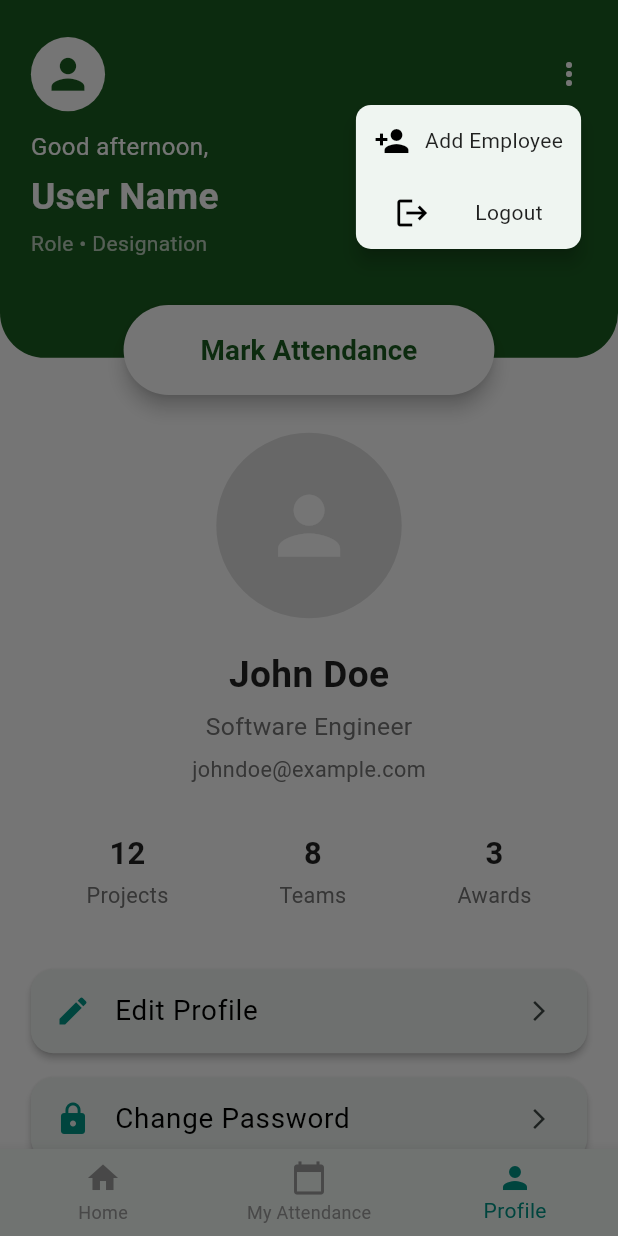
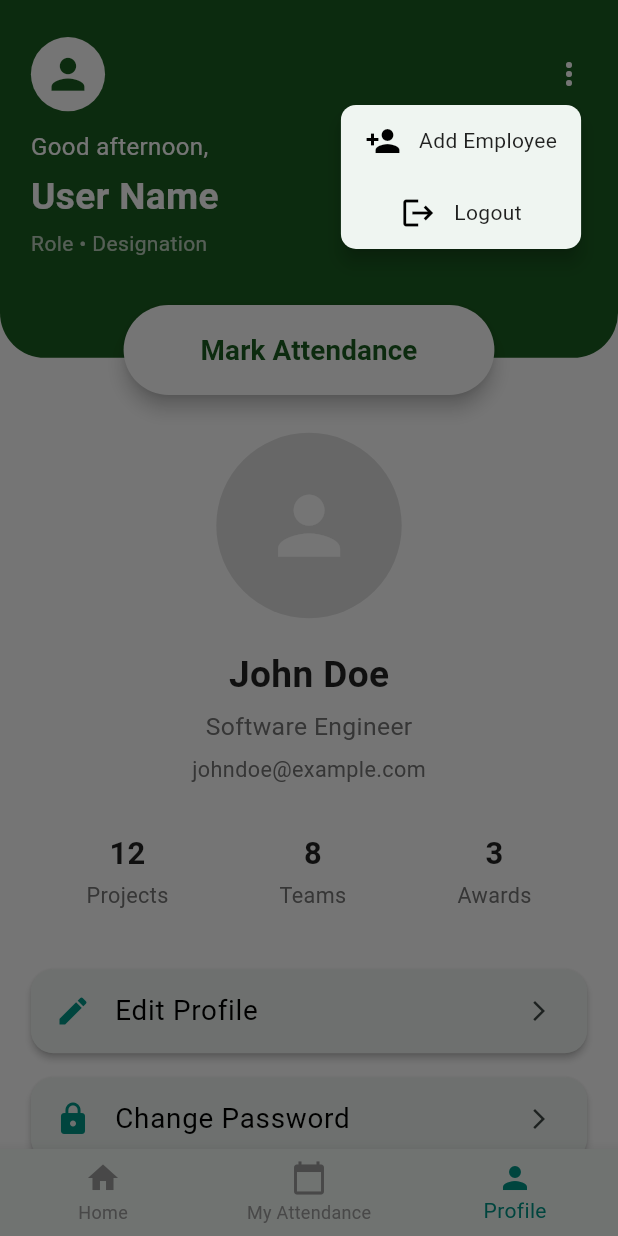
Before and after one commit to kumodd/smis_attendance_tracker, a Flutter app: the HomeView screen opened by its route, item 3 of the bottom bar chosen, after a tap on the "more vert" icon, on a phone screen of 412 x 824 dp. Run offline on Flutter 3.47's test engine with Material 3 defaults, Android fonts, the light colour scheme and no system bars; our stand-ins replace dio, geolocator, get, get_storage, logger, table_calendar; accounts and stored records are empty; network calls fail.

Commit message:
SOme fixes

```diff
--- a/lib/core/dio_client.dart
+++ b/lib/core/dio_client.dart
@@ -123,6 +123,7 @@ class ApiClient {
 
         AppLogger.i("🔑 Token refreshed successfully");
         return true;
+
       } else {
         AppLogger.e("⚠️ Refresh failed: ${response.data}");
       }
--- a/lib/features/home/home_controller.dart
+++ b/lib/features/home/home_controller.dart
@@ -50,6 +50,8 @@ class HomeController extends GetxController {
 
   /// Update direct reports from API response
   void setDirectReports(List<UserModel> users) {
+
+
     directReports.assignAll(users);
     calculateCounts();
   }
--- a/lib/features/home/home_view.dart
+++ b/lib/features/home/home_view.dart
@@ -121,14 +121,21 @@ class HomeView extends StatelessWidget {
                                         Get.toNamed("/add-employee");
                                       },
                                       child: Padding(
-                                        padding: const EdgeInsets.all(12.0),
+                                        padding: const EdgeInsets.symmetric(
+                                          horizontal: 16,
+                                          vertical: 12,
+                                        ),
                                         child: Row(
                                           children: const [
-                                            Icon(
+                                            SizedBox(
+                                              width:
+                                                  24, // fixed width for all icons
+                                              child: Icon(
                                                 Icons.person_add,
                                                 color: Colors.black,
                                               ),
-                                            SizedBox(width: 10),
+                                            ),
+                                            SizedBox(width: 12),
                                             Text("Add Employee"),
                                           ],
                                         ),
@@ -136,26 +143,30 @@ class HomeView extends StatelessWidget {
                                     ),
                                     InkWell(
                                       onTap: () {
-                                        Get.back(); // Close dialog
-                                        controller.logout(); // Call logout
+                                        Get.back();
+                                        controller.logout();
                                       },
                                       child: Padding(
-                                        padding: const EdgeInsets.all(12.0),
+                                        padding: const EdgeInsets.symmetric(
+                                          horizontal: 16,
+                                          vertical: 12,
+                                        ),
                                         child: Row(
-                                          mainAxisAlignment:
-                                          MainAxisAlignment.start,
                                           children: const [
-                                            Icon(
+                                            SizedBox(
+                                              width: 24, // same width as above
+                                              child: Icon(
                                                 Icons.logout,
                                                 color: Colors.black,
                                               ),
-                                            SizedBox(width: 30),
+                                            ),
+                                            SizedBox(width: 12),
                                             Text("Logout"),
-                                            SizedBox(width: 0),
                                           ],
                                         ),
                                       ),
                                     ),
+
                                     const Divider(height: 0),
                                   ],
                                 ),
--- a/lib/routes/app_pages.dart
+++ b/lib/routes/app_pages.dart
@@ -11,5 +11,6 @@ class AppPages {
     GetPage(name: '/attendance', page: () => const AttendanceView()),
     GetPage(name: '/home', page: () =>  HomeView()),
 
+
   ];
 }
```
Lines whose indentation alone changed are shown as unchanged.
